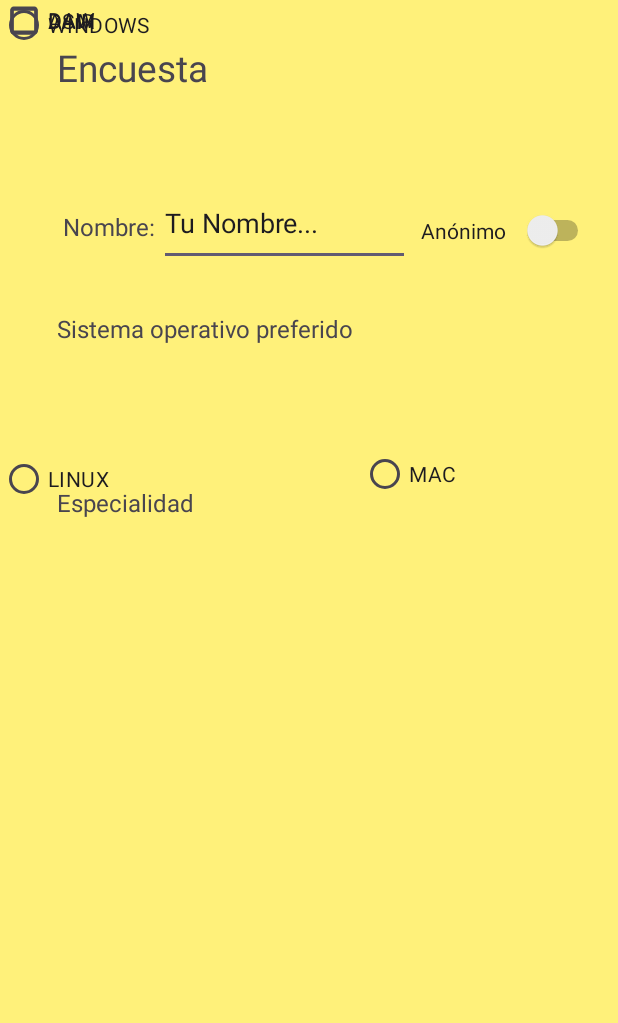
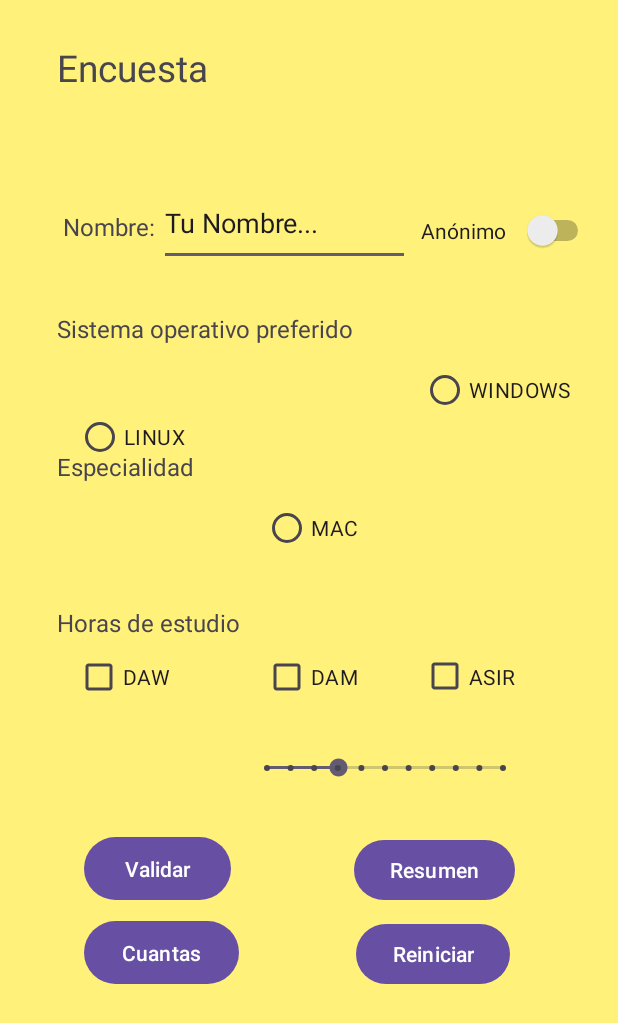
Before and after one commit to ricardoo08/REPO-PRO_MOVILES-23-24, an Android app: the layout activity_main.xml on its own in the app's theme, with its tools: preview values and no code run, on a phone screen of 412 x 824 dp. Shown: the top 1023 px of the screen. Run offline under Robolectric (Android 15) with nearby library versions, the phone set to English and light mode, and no system bars.

Commit message:
Xml hecho

```diff
--- a/Encuesta_RGB/app/src/main/res/layout/activity_main.xml
+++ b/Encuesta_RGB/app/src/main/res/layout/activity_main.xml
@@ -6,6 +6,67 @@
     android:layout_height="match_parent"
     android:background="#FFF17A"
     tools:context=".MainActivity">
+
+    <Button
+        android:id="@+id/btnVal"
+        android:layout_width="98dp"
+        android:layout_height="50dp"
+        android:layout_marginStart="56dp"
+        android:layout_marginBottom="220dp"
+        android:text="Validar"
+        app:layout_constraintBottom_toBottomOf="parent"
+        app:layout_constraintStart_toStartOf="parent" />
+
+    <Button
+        android:id="@+id/btnReiniciar"
+        android:layout_width="wrap_content"
+        android:layout_height="wrap_content"
+        android:layout_marginBottom="164dp"
+        android:text="Reiniciar"
+        app:layout_constraintBottom_toBottomOf="parent"
+        app:layout_constraintEnd_toEndOf="parent"
+        app:layout_constraintHorizontal_bias="0.768"
+        app:layout_constraintStart_toStartOf="parent" />
+
+    <Button
+        android:id="@+id/btnCuantas"
+        android:layout_width="103dp"
+        android:layout_height="50dp"
+        android:layout_marginStart="56dp"
+        android:layout_marginBottom="164dp"
+        android:text="Cuantas"
+        app:layout_constraintBottom_toBottomOf="parent"
+        app:layout_constraintStart_toStartOf="parent" />
+
+    <Button
+        android:id="@+id/btnRes"
+        android:layout_width="wrap_content"
+        android:layout_height="wrap_content"
+        android:layout_marginStart="236dp"
+        android:layout_marginBottom="220dp"
+        android:text="Resumen"
+        app:layout_constraintBottom_toBottomOf="parent"
+        app:layout_constraintStart_toStartOf="parent" />
+
+    <Space
+        android:id="@+id/space2"
+        android:layout_width="0dp"
+        android:layout_height="0dp"
+        android:layout_marginTop="460dp"
+        app:layout_constraintEnd_toEndOf="parent"
+        app:layout_constraintHorizontal_bias="0.0"
+        app:layout_constraintStart_toStartOf="parent"
+        app:layout_constraintTop_toTopOf="parent" />
+
+    <Space
+        android:id="@+id/space"
+        android:layout_width="0dp"
+        android:layout_height="0dp"
+        android:layout_marginTop="376dp"
+        app:layout_constraintEnd_toEndOf="parent"
+        app:layout_constraintHorizontal_bias="0.0"
+        app:layout_constraintStart_toStartOf="parent"
+        app:layout_constraintTop_toTopOf="parent" />
 
     <TextView
         android:id="@+id/txtEnc"
@@ -47,7 +108,7 @@
         android:id="@+id/pedEsp"
         android:layout_width="92dp"
         android:layout_height="30dp"
-        android:layout_marginTop="324dp"
+        android:layout_marginTop="300dp"
         android:text="Especialidad"
         app:autoSizeTextType="uniform"
         app:layout_constraintEnd_toEndOf="parent"
@@ -56,28 +117,37 @@
         app:layout_constraintTop_toTopOf="parent" />
 
     <CheckBox
-        android:id="@+id/checkBox2"
-        android:layout_width="65dp"
-        android:layout_height="26dp"
+        android:id="@+id/cuaDaw"
+        android:layout_width="73dp"
+        android:layout_height="49dp"
+        android:layout_marginBottom="348dp"
         android:text="DAW"
-        tools:layout_editor_absoluteX="136dp"
-        tools:layout_editor_absoluteY="354dp" />
+        app:layout_constraintBottom_toBottomOf="parent"
+        app:layout_constraintEnd_toEndOf="parent"
+        app:layout_constraintHorizontal_bias="0.147"
+        app:layout_constraintStart_toStartOf="parent" />
 
     <CheckBox
-        android:id="@+id/checkBox3"
-        android:layout_width="67dp"
-        android:layout_height="28dp"
+        android:id="@+id/cuaAsi"
+        android:layout_width="84dp"
+        android:layout_height="50dp"
+        android:layout_marginBottom="348dp"
         android:text="ASIR"
-        tools:layout_editor_absoluteX="136dp"
-        tools:layout_editor_absoluteY="380dp" />
+        app:layout_constraintBottom_toBottomOf="parent"
+        app:layout_constraintEnd_toEndOf="parent"
+        app:layout_constraintHorizontal_bias="0.856"
+        app:layout_constraintStart_toStartOf="parent" />
 
     <CheckBox
-        android:id="@+id/checkBox"
-        android:layout_width="65dp"
-        android:layout_height="28dp"
+        android:id="@+id/cuaDam"
+        android:layout_width="84dp"
+        android:layout_height="49dp"
+        android:layout_marginBottom="348dp"
         android:text="DAM"
-        tools:layout_editor_absoluteX="136dp"
-        tools:layout_editor_absoluteY="326dp" />
+        app:layout_constraintBottom_toBottomOf="parent"
+        app:layout_constraintEnd_toEndOf="parent"
+        app:layout_constraintHorizontal_bias="0.535"
+        app:layout_constraintStart_toStartOf="parent" />
 
     <Space
         android:layout_width="0dp"
@@ -89,6 +159,7 @@
         app:layout_constraintTop_toTopOf="parent" />
 
     <Space
+        android:id="@+id/space3"
         android:layout_width="0dp"
         android:layout_height="0dp"
         android:layout_marginTop="200dp"
@@ -100,7 +171,7 @@
     <Space
         android:layout_width="0dp"
         android:layout_height="0dp"
-        android:layout_marginTop="312dp"
+        android:layout_marginTop="296dp"
         app:layout_constraintEnd_toEndOf="parent"
         app:layout_constraintHorizontal_bias="0.0"
         app:layout_constraintStart_toStartOf="parent"
@@ -131,32 +202,80 @@
         app:layout_constraintTop_toTopOf="parent" />
 
     <RadioButton
-        android:id="@+id/radioButton3"
-        android:layout_width="64dp"
-        android:layout_height="32dp"
-        android:layout_marginBottom="492dp"
+        android:id="@+id/cirLin"
+        android:layout_width="93dp"
+        android:layout_height="49dp"
+        android:layout_marginEnd="268dp"
+        android:text="LINUX"
+        app:layout_constraintBottom_toBottomOf="parent"
+        app:layout_constraintEnd_toEndOf="parent"
+        app:layout_constraintTop_toTopOf="parent"
+        app:layout_constraintVertical_bias="0.344" />
+
+    <RadioButton
+        android:id="@+id/cirMac"
+        android:layout_width="82dp"
+        android:layout_height="48dp"
+        android:layout_marginBottom="448dp"
         android:text="MAC"
         app:layout_constraintBottom_toBottomOf="parent"
         app:layout_constraintEnd_toEndOf="parent"
-        app:layout_constraintHorizontal_bias="0.691"
+        app:layout_constraintHorizontal_bias="0.531"
         app:layout_constraintStart_toStartOf="parent" />
 
     <RadioButton
-        android:id="@+id/radioButton2"
-        android:layout_width="83dp"
-        android:layout_height="29dp"
-        android:text="LINUX"
+        android:id="@+id/cirWin"
+        android:layout_width="106dp"
+        android:layout_height="48dp"
+        android:layout_marginTop="236dp"
+        android:text="WINDOWS"
+        app:layout_constraintEnd_toEndOf="parent"
+        app:layout_constraintHorizontal_bias="0.918"
+        app:layout_constraintStart_toStartOf="parent"
+        app:layout_constraintTop_toTopOf="parent" />
+
+    <SeekBar
+        android:id="@+id/seekBar"
+        style="@style/Widget.AppCompat.SeekBar.Discrete"
+        android:layout_width="189dp"
+        android:layout_height="64dp"
+        android:layout_marginBottom="280dp"
+        android:max="10"
+        android:progress="3"
         app:layout_constraintBottom_toBottomOf="parent"
-        app:layout_constraintTop_toTopOf="parent"
-        app:layout_constraintVertical_bias="0.383"
-        tools:layout_editor_absoluteX="240dp" />
+        app:layout_constraintEnd_toEndOf="parent"
+        app:layout_constraintHorizontal_bias="0.729"
+        app:layout_constraintStart_toStartOf="parent" />
 
-    <RadioButton
-        android:id="@+id/radioButton"
-        android:layout_width="106dp"
-        android:layout_height="33dp"
-        android:text="WINDOWS"
-        tools:layout_editor_absoluteX="240dp"
-        tools:layout_editor_absoluteY="236dp" />
+    <TextView
+        android:id="@+id/pedHor"
+        android:layout_width="124dp"
+        android:layout_height="30dp"
+        android:layout_marginTop="404dp"
+        android:text="Horas de estudio"
+        app:autoSizeTextType="uniform"
+        app:layout_constraintEnd_toEndOf="parent"
+        app:layout_constraintHorizontal_bias="0.132"
+        app:layout_constraintStart_toStartOf="parent"
+        app:layout_constraintTop_toTopOf="parent" />
+
+    <TextView
+        android:id="@+id/txtBar"
+        android:layout_width="32dp"
+        android:layout_height="26dp"
+        android:layout_marginEnd="40dp"
+        android:layout_marginBottom="296dp"
+        app:layout_constraintBottom_toBottomOf="parent"
+        app:layout_constraintEnd_toEndOf="parent" />
+
+    <TextView
+        android:id="@+id/cajaNombres"
+        android:layout_width="385dp"
+        android:layout_height="150dp"
+        android:layout_marginBottom="4dp"
+        app:layout_constraintBottom_toBottomOf="parent"
+        app:layout_constraintEnd_toEndOf="parent"
+        app:layout_constraintHorizontal_bias="0.615"
+        app:layout_constraintStart_toStartOf="parent" />
 
 </androidx.constraintlayout.widget.ConstraintLayout>
```
